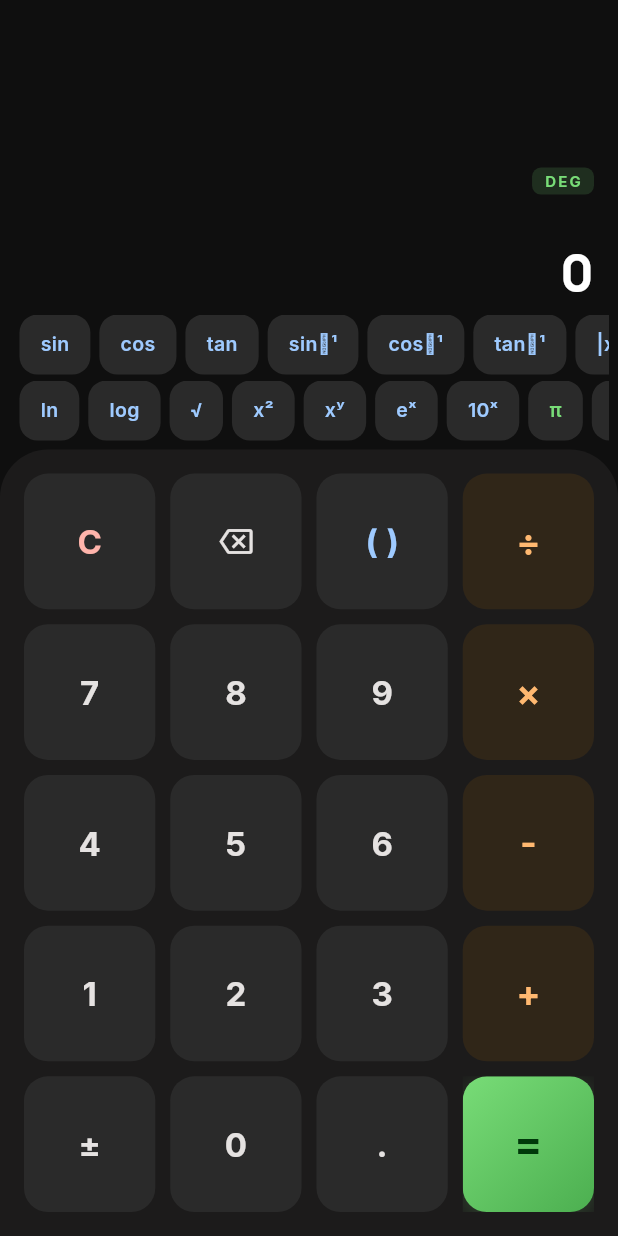
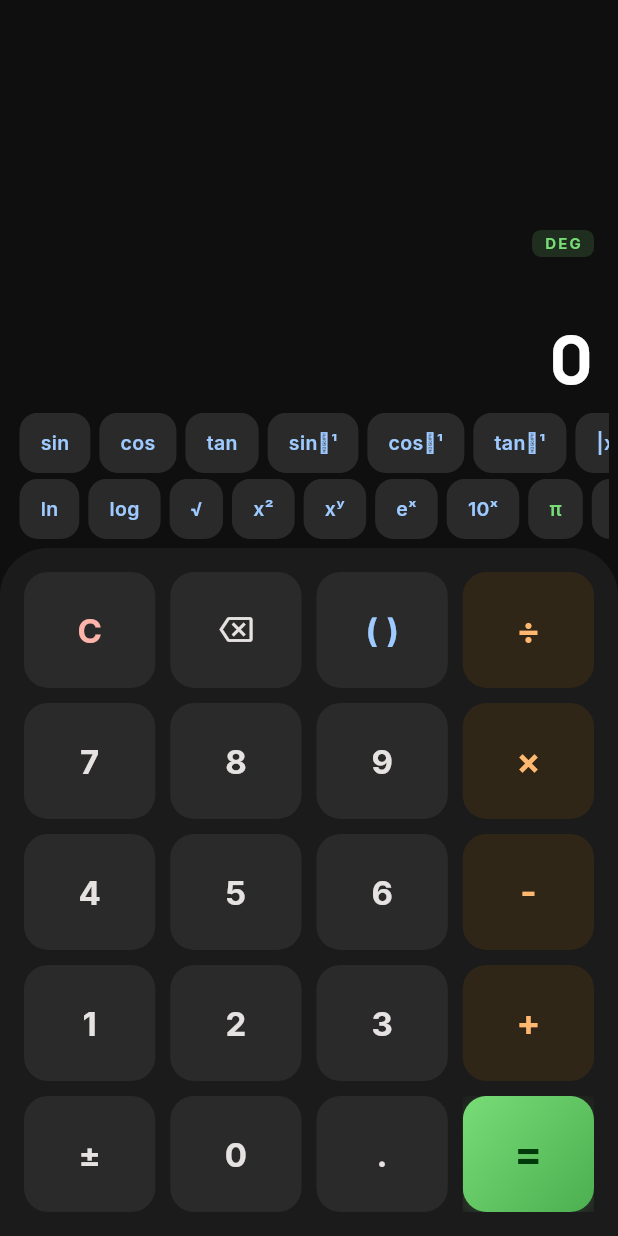
Before and after one commit to jayshivram/Precision, a Flutter app: the ScientificCalculatorScreen widget shown alone on an empty page, opened directly, on a phone screen of 412 x 824 dp. Run offline on Flutter 3.47's test engine with Material 3 defaults, Android fonts, the phone set to English and light mode, and no system bars; our stand-ins replace flutter_local_notifications, flutter_riverpod, google_fonts, math_expressions, package_info_plus, shared_preferences; accounts and stored records are empty; network calls fail.

Commit message:
v1.0.5: Auto-format input numbers with thousands separators, enlarge scientific calculator display

```diff
--- a/lib/screens/scientific_calculator_screen.dart
+++ b/lib/screens/scientific_calculator_screen.dart
@@ -22,7 +22,7 @@ class ScientificCalculatorScreen extends ConsumerWidget {
         children: [
           // Display area (compact)
           Flexible(
-            flex: 2,
+            flex: 3,
             child: Padding(
               padding: const EdgeInsets.symmetric(horizontal: 16, vertical: 4),
               child: Column(
@@ -53,7 +53,7 @@ class ScientificCalculatorScreen extends ConsumerWidget {
                   ),
                   const SizedBox(height: 4),
                   SizedBox(
-                    height: 24,
+                    height: 32,
                     child: FittedBox(
                       fit: BoxFit.scaleDown,
                       alignment: Alignment.centerRight,
@@ -64,21 +64,21 @@ class ScientificCalculatorScreen extends ConsumerWidget {
                                 ? '= ${state.previewResult}'
                                 : ' '),
                         style: GoogleFonts.manrope(
-                          fontSize: 18,
+                          fontSize: 22,
                           color: AppColors.onSurfaceVariant,
                         ),
                       ),
                     ),
                   ),
                   SizedBox(
-                    height: 48,
+                    height: 64,
                     child: FittedBox(
                       fit: BoxFit.scaleDown,
                       alignment: Alignment.centerRight,
                       child: Text(
                         state.error ?? state.display,
                         style: GoogleFonts.manrope(
-                          fontSize: 44,
+                          fontSize: 56,
                           fontWeight: FontWeight.w800,
                           color: state.error != null ? AppColors.error : Colors.white,
                         ),
--- a/lib/widgets/finance_calculator.dart
+++ b/lib/widgets/finance_calculator.dart
@@ -3,6 +3,7 @@ import 'package:flutter/material.dart';
 import 'package:google_fonts/google_fonts.dart';
 import 'package:intl/intl.dart';
 import '../theme/app_theme.dart';
+import '../utils/formatters.dart';
 
 class FinanceCalculator extends StatefulWidget {
   const FinanceCalculator({super.key});
@@ -98,6 +99,7 @@ Widget _inputField({
     child: TextField(
       controller: controller,
       keyboardType: const TextInputType.numberWithOptions(decimal: true),
+      inputFormatters: [ThousandsInputFormatter()],
       style: GoogleFonts.manrope(
         fontSize: 16,
         fontWeight: FontWeight.w700,
--- a/lib/widgets/provisional_tax_calculator.dart
+++ b/lib/widgets/provisional_tax_calculator.dart
@@ -3,6 +3,7 @@ import 'package:google_fonts/google_fonts.dart';
 import 'package:intl/intl.dart';
 import '../constants/tax_rates.dart';
 import '../theme/app_theme.dart';
+import '../utils/formatters.dart';
 
 class ProvisionalTaxCalculator extends StatefulWidget {
   const ProvisionalTaxCalculator({super.key});
@@ -93,6 +94,7 @@ Widget _inputField({
     child: TextField(
       controller: controller,
       keyboardType: const TextInputType.numberWithOptions(decimal: true),
+      inputFormatters: [ThousandsInputFormatter()],
       style: GoogleFonts.manrope(
         fontSize: 16,
         fontWeight: FontWeight.w700,
--- a/lib/widgets/vat_calculator.dart
+++ b/lib/widgets/vat_calculator.dart
@@ -2,6 +2,7 @@ import 'package:flutter/material.dart';
 import 'package:google_fonts/google_fonts.dart';
 import 'package:intl/intl.dart';
 import '../theme/app_theme.dart';
+import '../utils/formatters.dart';
 
 class VATCalculator extends StatefulWidget {
   const VATCalculator({super.key});
@@ -91,6 +92,7 @@ class _VATCalculatorState extends State<VATCalculator> {
             controller: _amountController,
             keyboardType:
                 const TextInputType.numberWithOptions(decimal: true),
+            inputFormatters: [ThousandsInputFormatter()],
             onChanged: (_) => setState(() {}),
             style: GoogleFonts.manrope(
               fontSize: 16,
--- a/pubspec.yaml
+++ b/pubspec.yaml
@@ -1,7 +1,7 @@
 name: precision
 description: "Precision Calculator - Multi-tool calculator and converter"
 publish_to: 'none'
-version: 1.0.4+5
+version: 1.0.5+6
 
 environment:
   sdk: ^3.11.3
```
Also changed, not shown: lib/utils/formatters.dart (+54 -0 lines).
